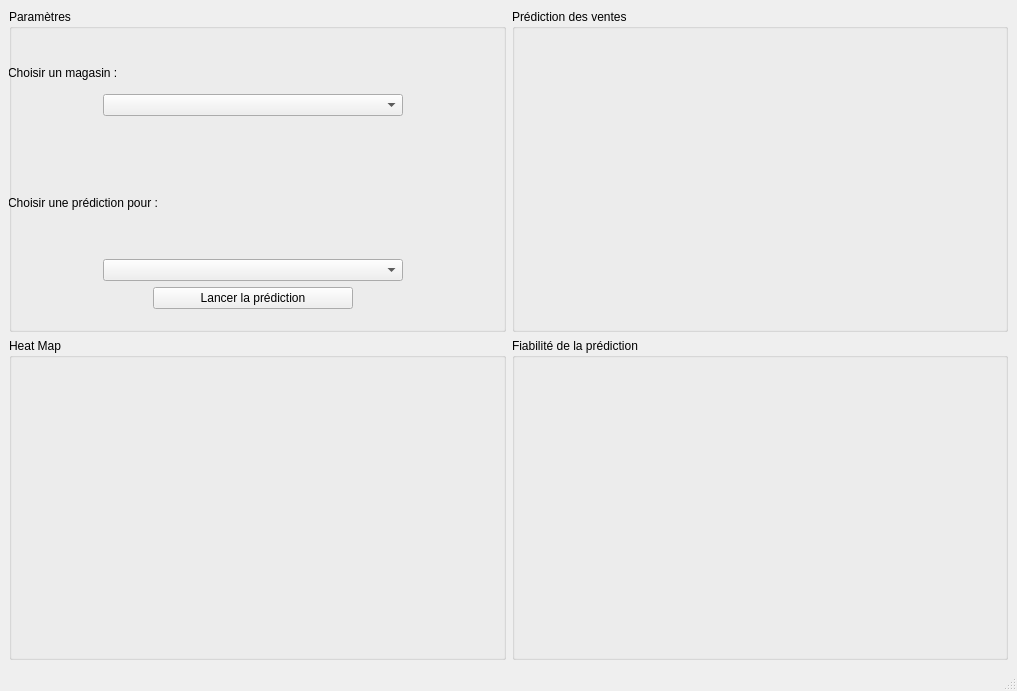
Alexiszcv/sales-forecasting-m5, file views/Interface.ui: the form before one commit.
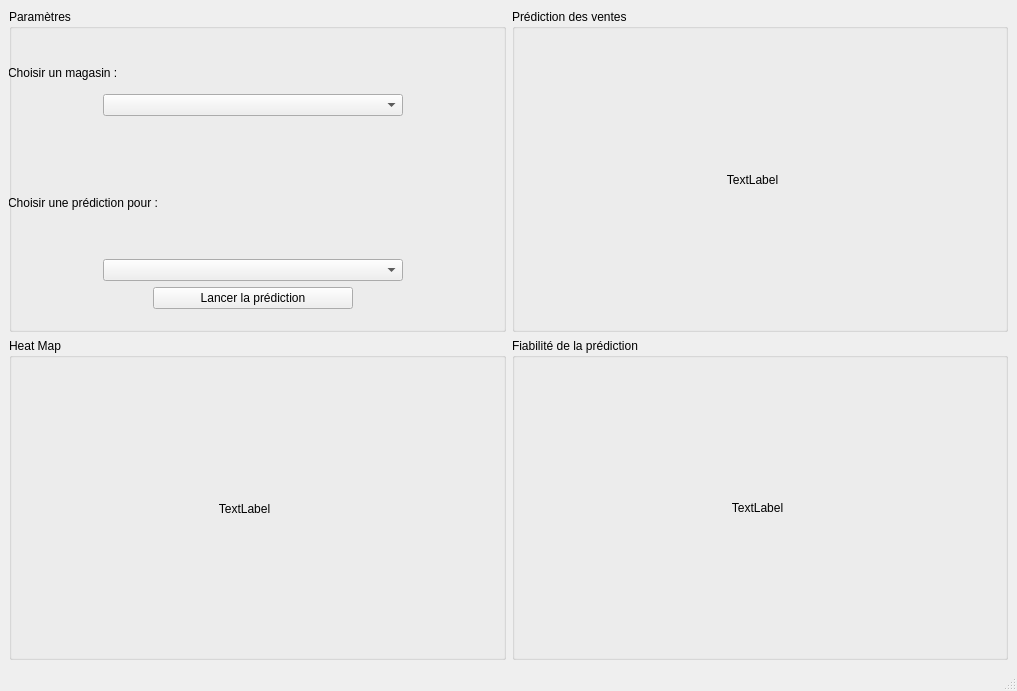
The form after the commit.

Commit message: Amélioration de l'interface graphique, définition de la classe MainWindow relative à la gestion graphique du projet

The edit to the form file:
```diff
--- a/views/Interface.ui
+++ b/views/Interface.ui
@@ -22,6 +22,40 @@
         <property name="title">
          <string>Fiabilité de la prédiction</string>
         </property>
+        <widget class="QWidget" name="horizontalLayoutWidget_5">
+         <property name="geometry">
+          <rect>
+           <x>90</x>
+           <y>20</y>
+           <width>311</width>
+           <height>291</height>
+          </rect>
+         </property>
+         <layout class="QHBoxLayout" name="horizontalLayout_5">
+          <item>
+           <widget class="QLabel" name="labelFiabilite">
+            <property name="sizePolicy">
+             <sizepolicy hsizetype="Expanding" vsizetype="Expanding">
+              <horstretch>0</horstretch>
+              <verstretch>0</verstretch>
+             </sizepolicy>
+            </property>
+            <property name="minimumSize">
+             <size>
+              <width>300</width>
+              <height>300</height>
+             </size>
+            </property>
+            <property name="text">
+             <string>TextLabel</string>
+            </property>
+            <property name="alignment">
+             <set>Qt::AlignmentFlag::AlignCenter</set>
+            </property>
+           </widget>
+          </item>
+         </layout>
+        </widget>
        </widget>
       </item>
      </layout>
@@ -33,6 +67,40 @@
         <property name="title">
          <string>Heat Map</string>
         </property>
+        <widget class="QWidget" name="horizontalLayoutWidget_4">
+         <property name="geometry">
+          <rect>
+           <x>80</x>
+           <y>20</y>
+           <width>311</width>
+           <height>302</height>
+          </rect>
+         </property>
+         <layout class="QHBoxLayout" name="horizontalLayout_4">
+          <item>
+           <widget class="QLabel" name="labelHeatmap">
+            <property name="sizePolicy">
+             <sizepolicy hsizetype="Expanding" vsizetype="Expanding">
+              <horstretch>0</horstretch>
+              <verstretch>0</verstretch>
+             </sizepolicy>
+            </property>
+            <property name="minimumSize">
+             <size>
+              <width>300</width>
+              <height>300</height>
+             </size>
+            </property>
+            <property name="text">
+             <string>TextLabel</string>
+            </property>
+            <property name="alignment">
+             <set>Qt::AlignmentFlag::AlignCenter</set>
+            </property>
+           </widget>
+          </item>
+         </layout>
+        </widget>
        </widget>
       </item>
      </layout>
@@ -176,6 +244,40 @@
         <property name="title">
          <string>Prédiction des ventes </string>
         </property>
+        <widget class="QWidget" name="verticalLayoutWidget_9">
+         <property name="geometry">
+          <rect>
+           <x>90</x>
+           <y>20</y>
+           <width>301</width>
+           <height>302</height>
+          </rect>
+         </property>
+         <layout class="QVBoxLayout" name="verticalLayout_9">
+          <item>
+           <widget class="QLabel" name="labelPrediction">
+            <property name="sizePolicy">
+             <sizepolicy hsizetype="Expanding" vsizetype="Expanding">
+              <horstretch>0</horstretch>
+              <verstretch>0</verstretch>
+             </sizepolicy>
+            </property>
+            <property name="minimumSize">
+             <size>
+              <width>300</width>
+              <height>300</height>
+             </size>
+            </property>
+            <property name="text">
+             <string>TextLabel</string>
+            </property>
+            <property name="alignment">
+             <set>Qt::AlignmentFlag::AlignCenter</set>
+            </property>
+           </widget>
+          </item>
+         </layout>
+        </widget>
        </widget>
       </item>
      </layout>
```
Left out of the diff: 6 changed lines with no effect on the pictures. The commit also changes 10 other files.
